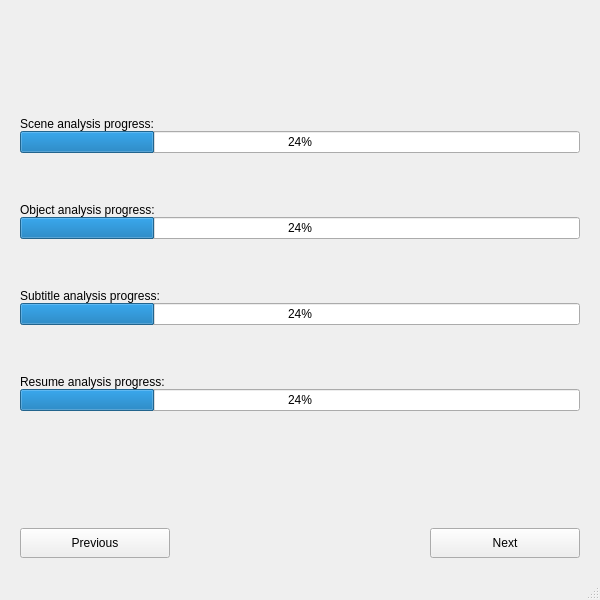
First picture: the form in video_summary/templates/ResumeWindow.ui, repository seekever/VideoSummary, before the edit.
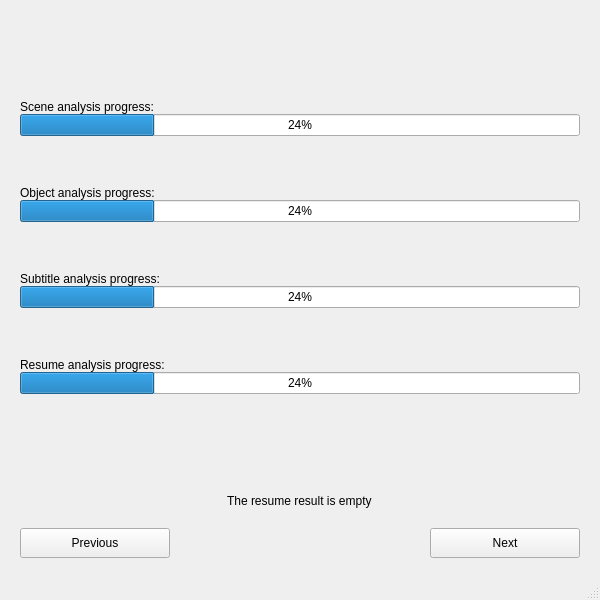
Second picture: the form after the edit.

```diff
--- a/video_summary/templates/ResumeWindow.ui
+++ b/video_summary/templates/ResumeWindow.ui
@@ -201,6 +201,13 @@
       </property>
      </spacer>
     </item>
+    <item alignment="Qt::AlignHCenter">
+     <widget class="QLabel" name="emptyResumLabel">
+      <property name="text">
+       <string>The resume result is empty</string>
+      </property>
+     </widget>
+    </item>
     <item>
      <layout class="QHBoxLayout" name="horizontalLayout_3">
       <item>
```
Left out of the diff: 2 changed lines with no effect on the pictures.
